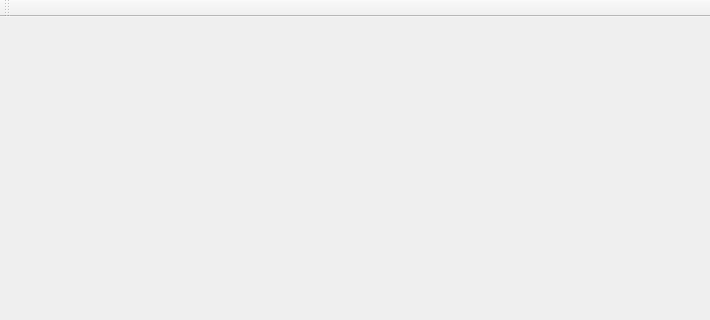
This is MainWindow.ui in x64joxer/Checkers as Qt 5 draws it before an edit; both pictures show x 0 to 710 and y 0 to 320 of the 710 by 710 pixel window. The edited form follows.
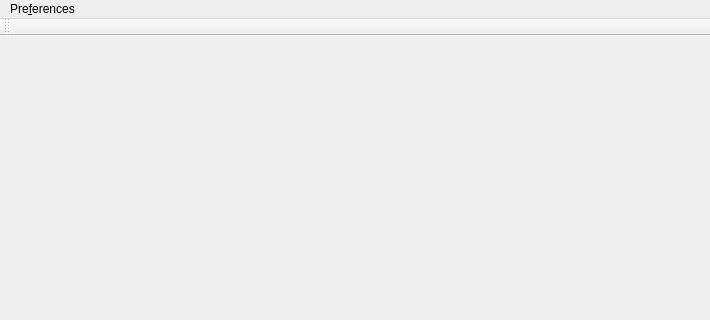
This is the edited form.

Commit message: Trace switch in GUI added.

```diff
--- a/MainWindow.ui
+++ b/MainWindow.ui
@@ -20,9 +20,16 @@
      <x>0</x>
      <y>0</y>
      <width>710</width>
-     <height>20</height>
+     <height>31</height>
     </rect>
    </property>
+   <widget class="QMenu" name="menuPreferences">
+    <property name="title">
+     <string>Pre&amp;ferences</string>
+    </property>
+    <addaction name="actionTraces"/>
+   </widget>
+   <addaction name="menuPreferences"/>
   </widget>
   <widget class="QToolBar" name="mainToolBar">
    <attribute name="toolBarArea">
```
Left out of the diff: 8 changed lines with no effect on the pictures. The commit also changes 4 other files.
